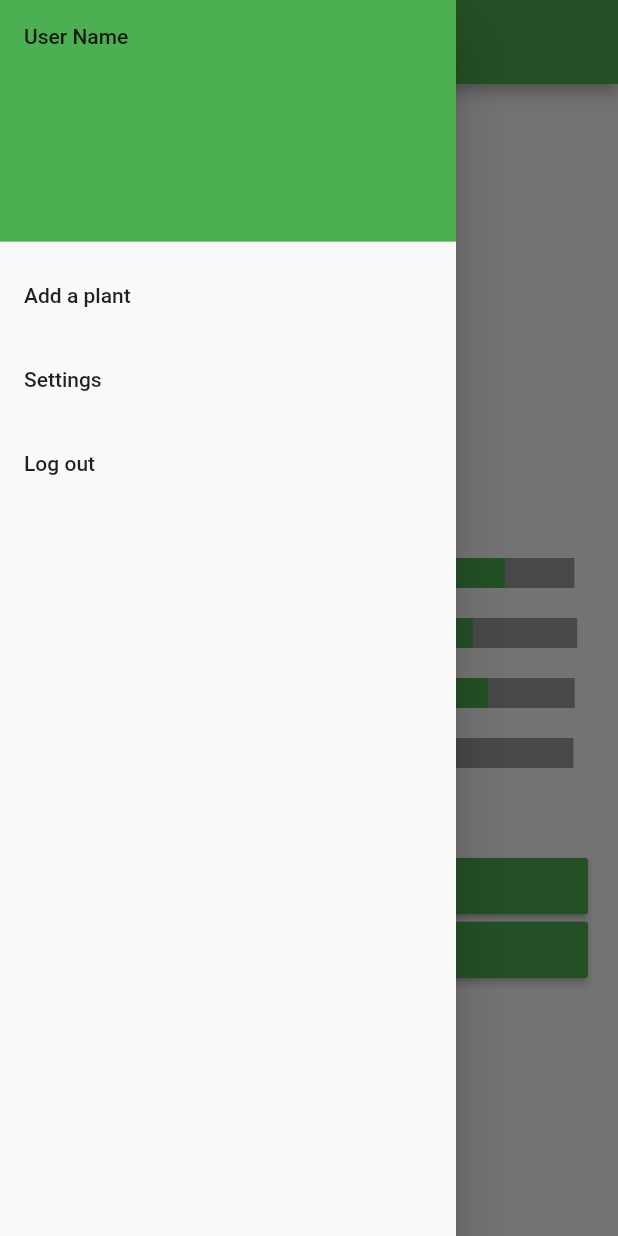
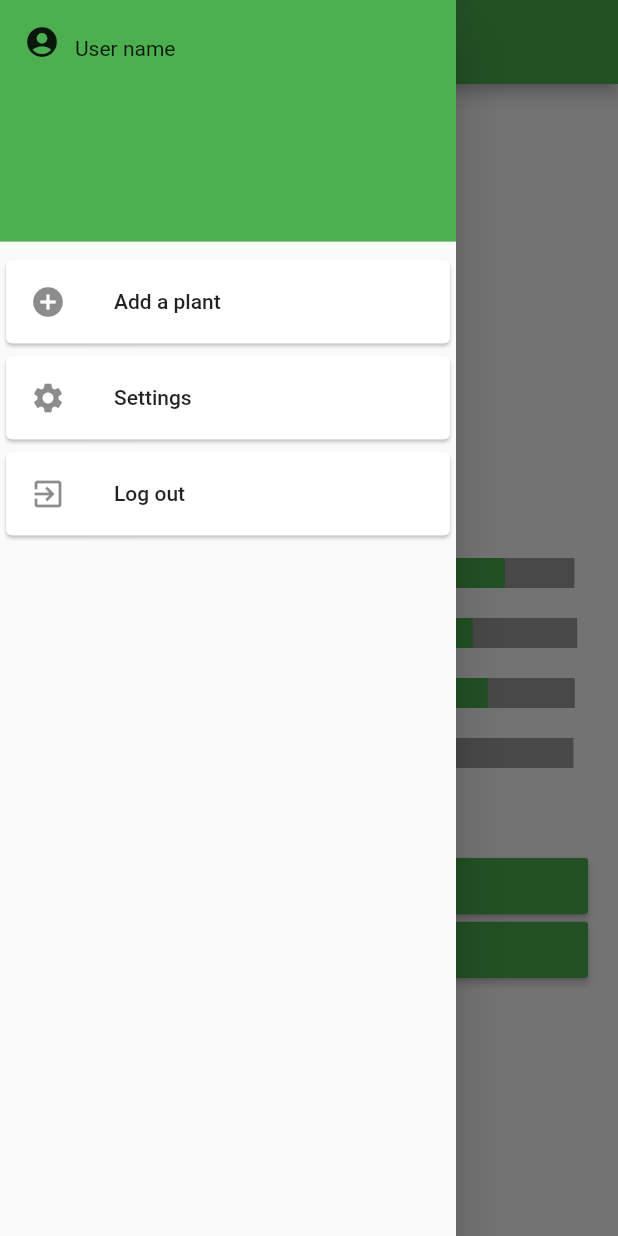
Before and after one commit to ygombo/PetPlantApp, a Flutter app: the Home screen opened directly, with the side drawer open, on a phone screen of 412 x 824 dp. Run offline on Flutter 3.47's test engine with Material 2 defaults, Android fonts, the phone set to English and light mode, and no system bars; drawn by our look-alikes of percent_indicator.

Commit message:
Wrap drawer with card to better visualize the list items.

```diff
--- a/lib/home.dart
+++ b/lib/home.dart
@@ -147,12 +147,27 @@ class Home extends StatelessWidget {
               padding: EdgeInsets.zero,
               children: <Widget>[
                 DrawerHeader(
-                  child: Text('User Name'),
+                  child: RichText(
+                    text: TextSpan(
+                      style: Theme.of(context).textTheme.bodyText2,
+                      children: [
+                        WidgetSpan(
+                          child: Padding(
+                            padding: EdgeInsets.only(right:10),
+                            child: Icon(Icons.account_circle),
+                          ),
+                        ),
+                        TextSpan(text: 'User name'),
+                      ],
+                    ),
+                  ),
                   decoration: BoxDecoration(
                   color: Colors.green,),
                 ),
-                ListTile(
+                Card(
+                  child: ListTile(
                     title: Text('Add a plant'),
+                    leading: Icon(Icons.add_circle),
                     onTap: () {
                     // Update the state of the app
                     // ...
@@ -160,8 +175,11 @@ class Home extends StatelessWidget {
                     Navigator.pop(context);
                     },
                   ),
-                ListTile(
+                ),
+                Card(
+                  child: ListTile(
                     title: Text('Settings'),
+                    leading: Icon(Icons.settings),
                     onTap: () {
                     // Update the state of the app
                     // ...
@@ -169,16 +187,18 @@ class Home extends StatelessWidget {
                     Navigator.pop(context);
                     },
                   ),
-                ListTile(
+                ),
+                Card(
+                  child: ListTile(
                     title: Text('Log out'),
+                    leading: Icon(Icons.exit_to_app),
                     onTap: () {
 
-
-                    // ...
                     // Then close the drawer
                     Navigator.push(context,
                     MaterialPageRoute(builder: (context) => Login()));
                     },
+                  ),
                 ),
               ]
           ),
```
Lines whose indentation alone changed are shown as unchanged.
